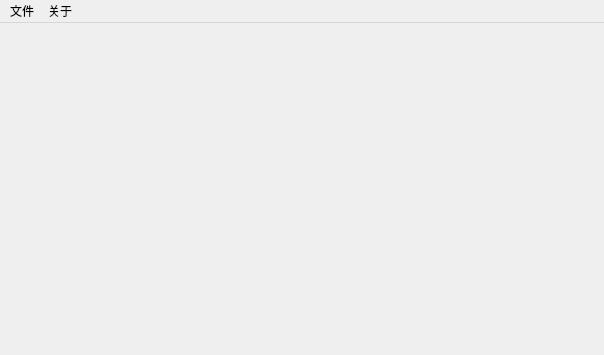
YuzukiTsuru/AmiiboTap, file src/QApp/mainwindow.ui: the form before one commit.
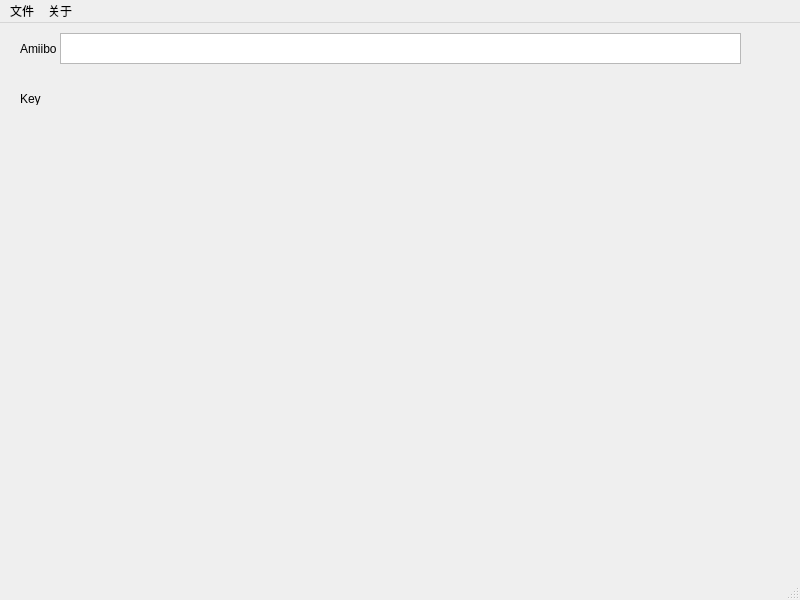
The form after the commit.

Commit message: fix windows build

Diff of the .ui file:
```diff
--- a/src/QApp/mainwindow.ui
+++ b/src/QApp/mainwindow.ui
@@ -6,20 +6,64 @@
    <rect>
     <x>0</x>
     <y>0</y>
-    <width>604</width>
-    <height>355</height>
+    <width>800</width>
+    <height>600</height>
    </rect>
   </property>
   <property name="windowTitle">
    <string>AmiiboTap</string>
   </property>
-  <widget class="QMenuBar" name="menuBar">
+  <widget class="QWidget" name="centralwidget">
+   <widget class="QLabel" name="label">
+    <property name="geometry">
+     <rect>
+      <x>20</x>
+      <y>10</y>
+      <width>54</width>
+      <height>31</height>
+     </rect>
+    </property>
+    <property name="text">
+     <string>Amiibo</string>
+    </property>
+   </widget>
+   <widget class="QLabel" name="label_2">
+    <property name="geometry">
+     <rect>
+      <x>20</x>
+      <y>70</y>
+      <width>54</width>
+      <height>12</height>
+     </rect>
+    </property>
+    <property name="text">
+     <string>Key</string>
+    </property>
+   </widget>
+   <widget class="QPlainTextEdit" name="plainTextEdit">
+    <property name="geometry">
+     <rect>
+      <x>60</x>
+      <y>10</y>
+      <width>681</width>
+      <height>31</height>
+     </rect>
+    </property>
+    <property name="acceptDrops">
+     <bool>true</bool>
+    </property>
+    <property name="centerOnScroll">
+     <bool>false</bool>
+    </property>
+   </widget>
+  </widget>
+  <widget class="QMenuBar" name="menubar">
    <property name="geometry">
     <rect>
      <x>0</x>
      <y>0</y>
-     <width>604</width>
-     <height>22</height>
+     <width>800</width>
+     <height>23</height>
     </rect>
    </property>
    <widget class="QMenu" name="menu">
@@ -37,7 +81,8 @@
    <addaction name="menu"/>
    <addaction name="menu_2"/>
   </widget>
-  <action name="action_close">
+  <widget class="QStatusBar" name="statusbar"/>
+  <action name="action3sas">
    <property name="text">
     <string>关闭</string>
    </property>
```
Left out of the diff: 9 changed lines with no effect on the pictures.
